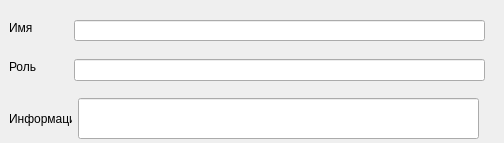
This is Machine/infouser.ui in Pinkyuu/Machine-building-plant as Qt 5 draws it before an edit. The edited form follows.
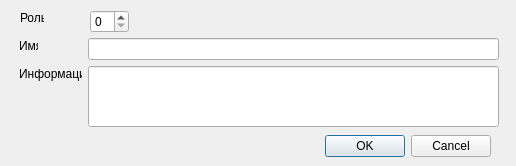
This is the edited form.

Commit message: New auth, functional setting, checkinfo, infouser, mainwindow,maindwindowadmin

Diff of the .ui file:
```diff
--- a/Machine/infouser.ui
+++ b/Machine/infouser.ui
@@ -6,19 +6,35 @@
    <rect>
     <x>0</x>
     <y>0</y>
-    <width>504</width>
-    <height>143</height>
+    <width>516</width>
+    <height>166</height>
    </rect>
   </property>
   <property name="windowTitle">
    <string>Dialog</string>
   </property>
+  <widget class="QDialogButtonBox" name="buttonBox">
+   <property name="geometry">
+    <rect>
+     <x>150</x>
+     <y>130</y>
+     <width>341</width>
+     <height>32</height>
+    </rect>
+   </property>
+   <property name="orientation">
+    <enum>Qt::Horizontal</enum>
+   </property>
+   <property name="standardButtons">
+    <set>QDialogButtonBox::Cancel|QDialogButtonBox::Ok</set>
+   </property>
+  </widget>
   <widget class="QLabel" name="label">
    <property name="geometry">
     <rect>
-     <x>9</x>
-     <y>20</y>
-     <width>41</width>
+     <x>19</x>
+     <y>38</y>
+     <width>19</width>
      <height>16</height>
     </rect>
    </property>
@@ -26,46 +42,13 @@
     <string>Имя</string>
    </property>
   </widget>
-  <widget class="QLineEdit" name="lineEdit">
-   <property name="geometry">
-    <rect>
-     <x>74</x>
-     <y>20</y>
-     <width>411</width>
-     <height>21</height>
-    </rect>
-   </property>
-  </widget>
-  <widget class="QLineEdit" name="lineEdit_2">
-   <property name="geometry">
-    <rect>
-     <x>74</x>
-     <y>59</y>
-     <width>411</width>
-     <height>22</height>
-    </rect>
-   </property>
-  </widget>
-  <widget class="QLabel" name="label_2">
-   <property name="geometry">
-    <rect>
-     <x>9</x>
-     <y>59</y>
-     <width>41</width>
-     <height>16</height>
-    </rect>
-   </property>
-   <property name="text">
-    <string>Роль</string>
-   </property>
-  </widget>
   <widget class="QLabel" name="label_3">
    <property name="geometry">
     <rect>
-     <x>9</x>
-     <y>98</y>
+     <x>19</x>
+     <y>66</y>
      <width>63</width>
-     <height>41</height>
+     <height>16</height>
     </rect>
    </property>
    <property name="text">
@@ -75,13 +58,49 @@
   <widget class="QLineEdit" name="lineEdit_3">
    <property name="geometry">
     <rect>
-     <x>78</x>
-     <y>98</y>
-     <width>401</width>
-     <height>41</height>
+     <x>88</x>
+     <y>38</y>
+     <width>411</width>
+     <height>22</height>
     </rect>
    </property>
   </widget>
+  <widget class="QLineEdit" name="infoinfo">
+   <property name="geometry">
+    <rect>
+     <x>88</x>
+     <y>66</y>
+     <width>411</width>
+     <height>61</height>
+    </rect>
+   </property>
+  </widget>
+  <widget class="QSpinBox" name="inforole">
+   <property name="geometry">
+    <rect>
+     <x>90</x>
+     <y>10</y>
+     <width>39</width>
+     <height>23</height>
+    </rect>
+   </property>
+   <property name="maximum">
+    <number>1</number>
+   </property>
+  </widget>
+  <widget class="QLabel" name="label_2">
+   <property name="geometry">
+    <rect>
+     <x>20</x>
+     <y>10</y>
+     <width>24</width>
+     <height>16</height>
+    </rect>
+   </property>
+   <property name="text">
+    <string>Роль</string>
+   </property>
+  </widget>
  </widget>
  <resources/>
  <connections/>
```
Left out of the diff: 37 changed lines with no effect on the pictures. The commit also changes 32 other files.
